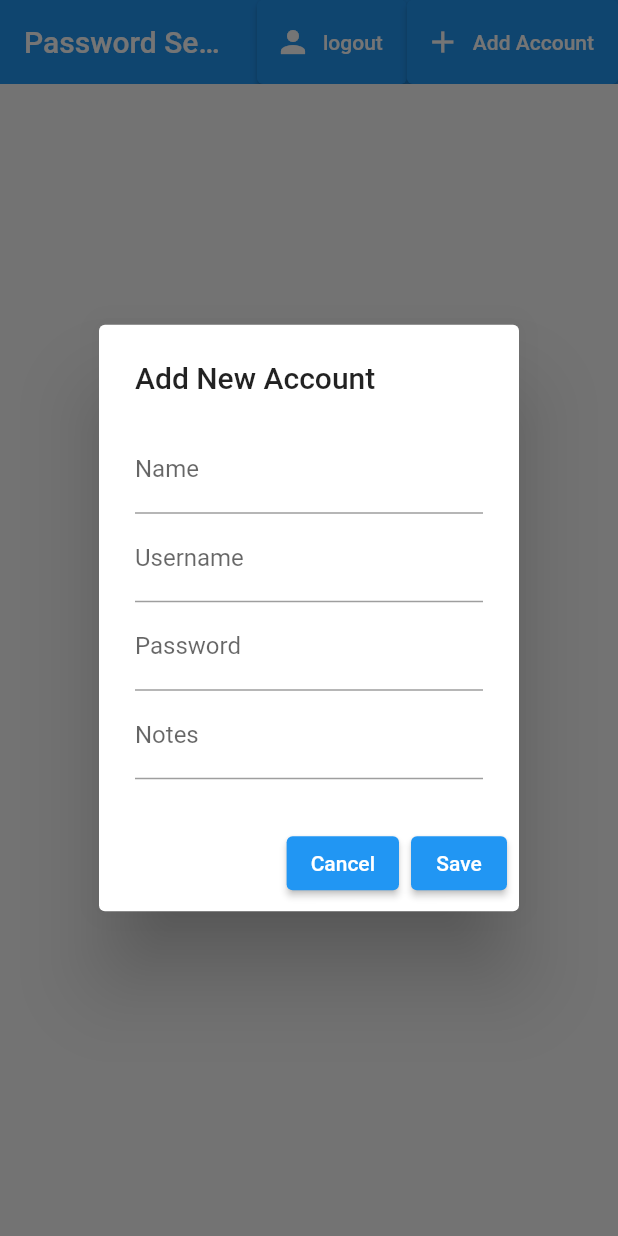
After one commit to robertyano/paspsword_manager_flutter2, a Flutter app: the screen it shows once a user with an empty profile is signed in, after a tap on "Add Account", on a phone screen of 412 x 824 dp. The commit adds this screen. Run offline on Flutter 3.47's test engine with Material 2 defaults, Android fonts, the phone set to English and light mode, and no system bars; our stand-ins replace firebase_auth, firebase_core, flutter_spinkit, fluttertoast; accounts and stored records are empty; generated files the repository leaves out were written again.

Commit message:
Finalized Firebseconnection for Android + made Android stable

```diff
--- a/lib/main.dart
+++ b/lib/main.dart
@@ -1,125 +1,36 @@
 import 'package:flutter/material.dart';
+import 'package:firebase_core/firebase_core.dart';
+import 'package:paspsword_manager_flutter2/screens/wrapper.dart';
+import 'package:paspsword_manager_flutter2/services/auth.dart';
+import 'package:provider/provider.dart';
+import 'models/theuser.dart';
+import 'firebase_options.dart';
+import 'package:firebase_core/firebase_core.dart';
 
-void main() {
+
+Future <void> main() async {
+  WidgetsFlutterBinding.ensureInitialized();
+  await Firebase.initializeApp(
+    options: DefaultFirebaseOptions.currentPlatform,
+  );
   runApp(const MyApp());
 }
 
+
+
 class MyApp extends StatelessWidget {
-  const MyApp({super.key});
+  const MyApp({Key? key}) : super(key: key);
 
   // This widget is the root of your application.
   @override
   Widget build(BuildContext context) {
-    return MaterialApp(
-      title: 'Flutter Demo',
-      theme: ThemeData(
-        // This is the theme of your application.
-        //
-        // TRY THIS: Try running your application with "flutter run". You'll see
-        // the application has a blue toolbar. Then, without quitting the app,
-        // try changing the seedColor in the colorScheme below to Colors.green
-        // and then invoke "hot reload" (save your changes or press the "hot
-        // reload" button in a Flutter-supported IDE, or press "r" if you used
-        // the command line to start the app).
-        //
-        // Notice that the counter didn't reset back to zero; the application
-        // state is not lost during the reload. To reset the state, use hot
-        // restart instead.
-        //
-        // This works for code too, not just values: Most code changes can be
-        // tested with just a hot reload.
-        colorScheme: ColorScheme.fromSeed(seedColor: Colors.deepPurple),
-        useMaterial3: true,
+    return StreamProvider<theUser?>.value(
+      initialData: null,
+      value: AuthService().user,
+      child: const MaterialApp(
+        debugShowCheckedModeBanner: false,
+        home: Wrapper(),
       ),
-      home: const MyHomePage(title: 'Flutter Demo Home Page'),
     );
   }
 }
-
-class MyHomePage extends StatefulWidget {
-  const MyHomePage({super.key, required this.title});
-
-  // This widget is the home page of your application. It is stateful, meaning
-  // that it has a State object (defined below) that contains fields that affect
-  // how it looks.
-
-  // This class is the configuration for the state. It holds the values (in this
-  // case the title) provided by the parent (in this case the App widget) and
-  // used by the build method of the State. Fields in a Widget subclass are
-  // always marked "final".
-
-  final String title;
-
-  @override
-  State<MyHomePage> createState() => _MyHomePageState();
-}
-
-class _MyHomePageState extends State<MyHomePage> {
-  int _counter = 0;
-
-  void _incrementCounter() {
-    setState(() {
-      // This call to setState tells the Flutter framework that something has
-      // changed in this State, which causes it to rerun the build method below
-      // so that the display can reflect the updated values. If we changed
-      // _counter without calling setState(), then the build method would not be
-      // called again, and so nothing would appear to happen.
-      _counter++;
-    });
-  }
-
-  @override
-  Widget build(BuildContext context) {
-    // This method is rerun every time setState is called, for instance as done
-    // by the _incrementCounter method above.
-    //
-    // The Flutter framework has been optimized to make rerunning build methods
-    // fast, so that you can just rebuild anything that needs updating rather
-    // than having to individually change instances of widgets.
-    return Scaffold(
-      appBar: AppBar(
-        // TRY THIS: Try changing the color here to a specific color (to
-        // Colors.amber, perhaps?) and trigger a hot reload to see the AppBar
-        // change color while the other colors stay the same.
-        backgroundColor: Theme.of(context).colorScheme.inversePrimary,
-        // Here we take the value from the MyHomePage object that was created by
-        // the App.build method, and use it to set our appbar title.
-        title: Text(widget.title),
-      ),
-      body: Center(
-        // Center is a layout widget. It takes a single child and positions it
-        // in the middle of the parent.
-        child: Column(
-          // Column is also a layout widget. It takes a list of children and
-          // arranges them vertically. By default, it sizes itself to fit its
-          // children horizontally, and tries to be as tall as its parent.
-          //
-          // Column has various properties to control how it sizes itself and
-          // how it positions its children. Here we use mainAxisAlignment to
-          // center the children vertically; the main axis here is the vertical
-          // axis because Columns are vertical (the cross axis would be
-          // horizontal).
-          //
-          // TRY THIS: Invoke "debug painting" (choose the "Toggle Debug Paint"
-          // action in the IDE, or press "p" in the console), to see the
-          // wireframe for each widget.
-          mainAxisAlignment: MainAxisAlignment.center,
-          children: <Widget>[
-            const Text(
-              'You have pushed the button this many times:',
-            ),
-            Text(
-              '$_counter',
-              style: Theme.of(context).textTheme.headlineMedium,
-            ),
-          ],
-        ),
-      ),
-      floatingActionButton: FloatingActionButton(
-        onPressed: _incrementCounter,
-        tooltip: 'Increment',
-        child: const Icon(Icons.add),
-      ), // This trailing comma makes auto-formatting nicer for build methods.
-    );
-  }
-}
--- /dev/null
+++ b/lib/screens/home/home.dart
@@ -0,0 +1,254 @@
+import 'package:paspsword_manager_flutter2/services/auth.dart';
+import 'package:flutter/material.dart';
+import 'newAccount.dart';
+
+class Home extends StatefulWidget {
+  @override
+  _HomeState createState() => _HomeState();
+}
+
+class _HomeState extends State<Home> {
+  final AuthService _auth = AuthService();
+  List<Account> _account = [];
+
+  void _addAccount(String name, String email, String sitePassword, String notes) {
+    setState(() {
+      _account.add(Account(name: name, username: email, sitePassword: sitePassword, notes: notes));
+    });
+  }
+
+
+  @override
+  Widget build(BuildContext context) {
+    return Scaffold(
+      appBar: AppBar(
+        title: Align(
+            alignment: Alignment.centerLeft,
+            child: Text('Password Secure Kiwi', textAlign: TextAlign.left)),
+        elevation: 0.0,
+        actions: <Widget>[
+          ElevatedButton.icon(
+            icon: Icon(Icons.person),
+            label: Text('logout'),
+            onPressed: () async {
+              await _auth.signOut();
+            },
+          ),
+          ElevatedButton.icon(
+            icon: Icon(Icons.add),
+            label: Text('Add Account'),
+            onPressed: () async {
+              // Show a dialog or a bottom sheet to get the details of the new account
+              final account = await showDialog<Account>(
+                context: context,
+                builder: (context) {
+                  return AddAccountDialog();
+                },
+              );
+              if (account != null) {
+                _addAccount(account.name, account.username, account.sitePassword, account.notes);
+              }
+            },
+          ),
+        ],
+      ),
+      body: ListView.builder(
+        itemCount: _account.length,
+        itemBuilder: (context, index) {
+          Account account = _account[index];
+          return AccountCard(account: account);
+        },
+      ),
+    );
+  }
+}
+
+class Account {
+  final String name;
+  final String username;
+  final String sitePassword;
+  final String notes;
+
+  Account({required this.name, required this.username, required this.sitePassword, required this.notes});
+}
+
+class AccountCard extends StatefulWidget {
+  final Account account;
+
+  AccountCard({required this.account});
+
+  @override
+  _AccountCardState createState() => _AccountCardState();
+}
+
+class _AccountCardState extends State<AccountCard> {
+  // Remove the unnecessary _account getter
+  get _account => null;
+
+  @override
+  Widget build(BuildContext context) {
+    return InkWell(
+      onTap: () {
+        showDialog(
+          context: context,
+          builder: (BuildContext context) {
+            return AlertDialog(
+              title: Text(widget.account.name),
+              content: SingleChildScrollView(
+                child: ListBody(
+                  children: <Widget>[
+                    Text("Username: " + widget.account.username),
+                    Text("Password: " + widget.account.sitePassword),
+                    Text("Notes: " + widget.account.notes),
+                  ],
+                ),
+              ),
+              actions: <Widget>[
+                ElevatedButton(
+                  child: Text("Close"),
+                  onPressed: () {
+                    Navigator.of(context).pop();
+                  },
+                ),
+                ElevatedButton(
+                  child: Text("Edit"),
+                  onPressed: () {
+                    Navigator.of(context).pop();
+                    // Show the dialog to edit the account details
+                    showDialog<Account>(
+                      context: context,
+                      builder: (context) {
+                        return EditAccountDialog(account: widget.account);
+                      },
+                    ).then((newAccount) {
+                      setState(() {
+                        int index = _account.indexOf(widget.account);
+                        _account[index] = newAccount;
+                      });
+                    });
+                  },
+                ),
+              ],
+            );
+          },
+        );
+      },
+      child: Card(
+        child: Padding(
+          padding: EdgeInsets.all(8.0),
+          child: Column(
+            crossAxisAlignment: CrossAxisAlignment.start,
+            children: <Widget>[
+              Text(
+                widget.account.name,
+                style: TextStyle(fontWeight: FontWeight.bold),
+              ),
+              Text(widget.account.username),
+            ],
+          ),
+        ),
+      ),
+    );
+  }
+}
+
+
+class EditAccountDialog extends StatefulWidget {
+  late final Account account;
+
+  EditAccountDialog({required this.account});
+
+  @override
+  _EditAccountDialogState createState() => _EditAccountDialogState();
+}
+
+class _EditAccountDialogState extends State<EditAccountDialog> {
+  final _formKey = GlobalKey<FormState>();
+  late Account _account;
+  late TextEditingController _nameController;
+  late TextEditingController _emailController;
+  late TextEditingController _passwordController;
+  late TextEditingController _notesController;
+
+  @override
+  void initState() {
+    super.initState();
+    _account = widget.account;
+    _nameController = TextEditingController(text: widget.account.name);
+    _emailController = TextEditingController(text: widget.account.username);
+    _passwordController = TextEditingController(text: widget.account.sitePassword);
+    _notesController = TextEditingController(text: widget.account.notes);
+  }
+
+  @override
+  Widget build(BuildContext context) {
+    return AlertDialog(
+      title: Text("Edit Account"),
+      content: Form(
+        key: _formKey,
+        child: SingleChildScrollView(
+          child: Column(
+            children: <Widget>[
+              TextFormField(
+                controller: _nameController,
+                decoration: InputDecoration(labelText: "Name"),
+                validator: (value) {
+                  if (value!.isEmpty) {
+                    return "Please enter a name";
+                  }
+                  return null;
+                },
+              ),
+              TextFormField(
+                controller: _emailController,
+                decoration: InputDecoration(labelText: "Email"),
+                validator: (value) {
+                  if (value!.isEmpty) {
+                    return "Please enter an email";
+                  }
+                  return null;
+                },
+              ),
+              TextFormField(
+                controller: _passwordController,
+                decoration: InputDecoration(labelText: "Password"),
+                validator: (value) {
+                  if (value!.isEmpty) {
+                    return "Please enter a password";
+                  }
+                  return null;
+                },
+              ),
+              TextFormField(
+                controller: _notesController,
+                decoration: InputDecoration(labelText: "Notes"),
+              ),
+            ],
+          ),
+        ),
+      ),
+      actions: <Widget>[
+        ElevatedButton(
+          child: Text("Cancel"),
+          onPressed: () {
+            Navigator.of(context).pop();
+          },
+        ),
+        ElevatedButton(
+          child: Text("Save"),
+          onPressed: () {
+            if (_formKey.currentState!.validate()) {
+              // _formKey.currentState!.save();
+              Navigator.of(context).pop(Account(
+                name: _nameController.text,
+                username: _emailController.text,
+                sitePassword: _passwordController.text,
+                notes: _notesController.text,));
+            }
+
+          },
+        ),
+      ],
+    );
+  }
+}
--- /dev/null
+++ b/lib/screens/home/newAccount.dart
@@ -0,0 +1,91 @@
+import 'package:paspsword_manager_flutter2/services/auth.dart';
+import 'package:flutter/material.dart';
+import 'home.dart';
+
+
+class AddAccountDialog extends StatefulWidget {
+  @override
+  _AddAccountDialogState createState() => _AddAccountDialogState();
+}
+
+class _AddAccountDialogState extends State<AddAccountDialog> {
+  final _formKey = GlobalKey<FormState>();
+  String _name ='';
+  String _username = '';
+  String _sitePassword ='';
+  String _notes ='';
+
+  @override
+  Widget build(BuildContext context) {
+    return AlertDialog(
+      title: Text("Add New Account"),
+      content: Form(
+        key: _formKey,
+        child: Column(
+          mainAxisSize: MainAxisSize.min,
+          children: <Widget>[
+            TextFormField(
+              decoration: InputDecoration(labelText: "Name"),
+              validator: (value) {
+                if (value!.isEmpty) {
+                  return "Please enter the name of the account.";
+                }
+                return null;
+              },
+              onSaved: (value) => _name = value!,
+            ),
+            TextFormField(
+              decoration: InputDecoration(labelText: "Username"),
+              validator: (value) {
+                if (value!.isEmpty) {
+                  return "Please enter the username of the account.";
+                }
+                return null;
+              },
+              onSaved: (value) => _username = value!,
+            ),
+            TextFormField(
+              decoration: InputDecoration(labelText: "Password"),
+              obscureText: true,
+              validator: (value) {
+                if (value!.isEmpty) {
+                  return "Please enter the password of the account.";
+                }
+                return null;
+              },
+              onSaved: (value) => _sitePassword = value!,
+            ),
+            TextFormField(
+              decoration: InputDecoration(labelText: "Notes"),
+              onSaved: (value) => _notes = value!,
+            ),
+          ],
+        ),
+      ),
+      actions: <Widget>[
+        ElevatedButton(
+          child: Text("Cancel"),
+          onPressed: () {
+            Navigator.of(context).pop();
+          },
+        ),
+        ElevatedButton(
+          child: Text("Save"),
+          onPressed: () {
+            if (_formKey.currentState!.validate()) {
+              _formKey.currentState!.save();
+              Navigator.of(context).pop(
+                Account(
+                  name: _name,
+                  username: _username,
+                  sitePassword: _sitePassword,
+                  notes: _notes,
+                ),
+              );
+            }
+          },
+        ),
+      ],
+    );
+  }
+}
```
Also changed, not shown: pubspec.yaml (+7 -0 lines), pubspec.lock, 13 other files.
